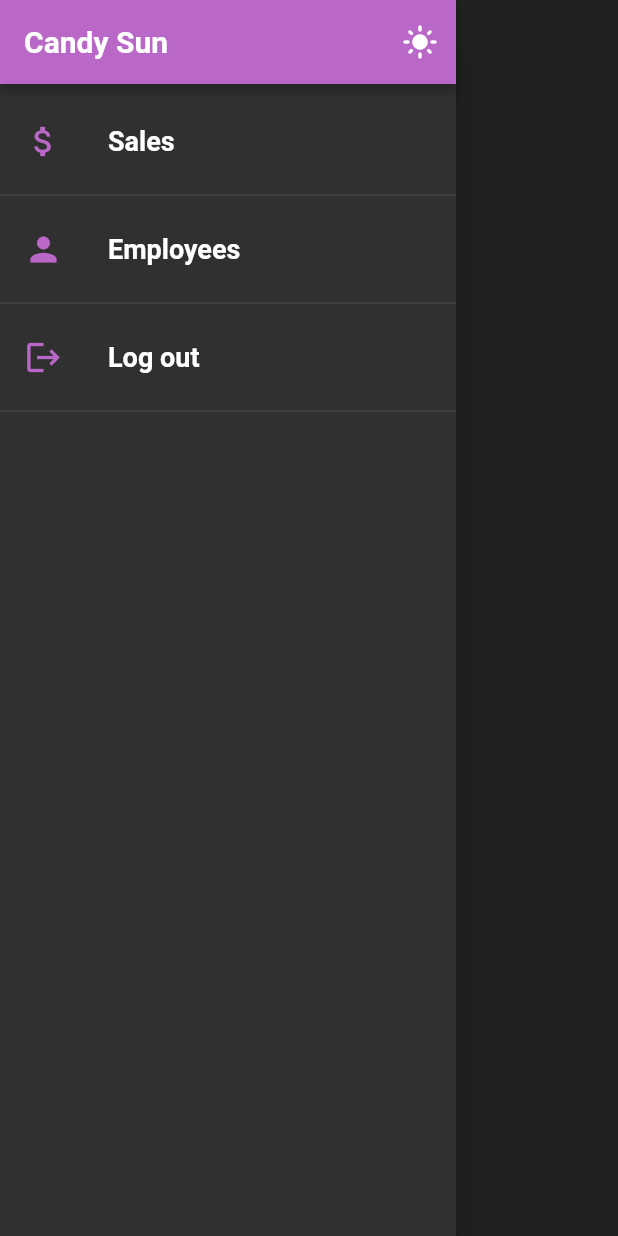
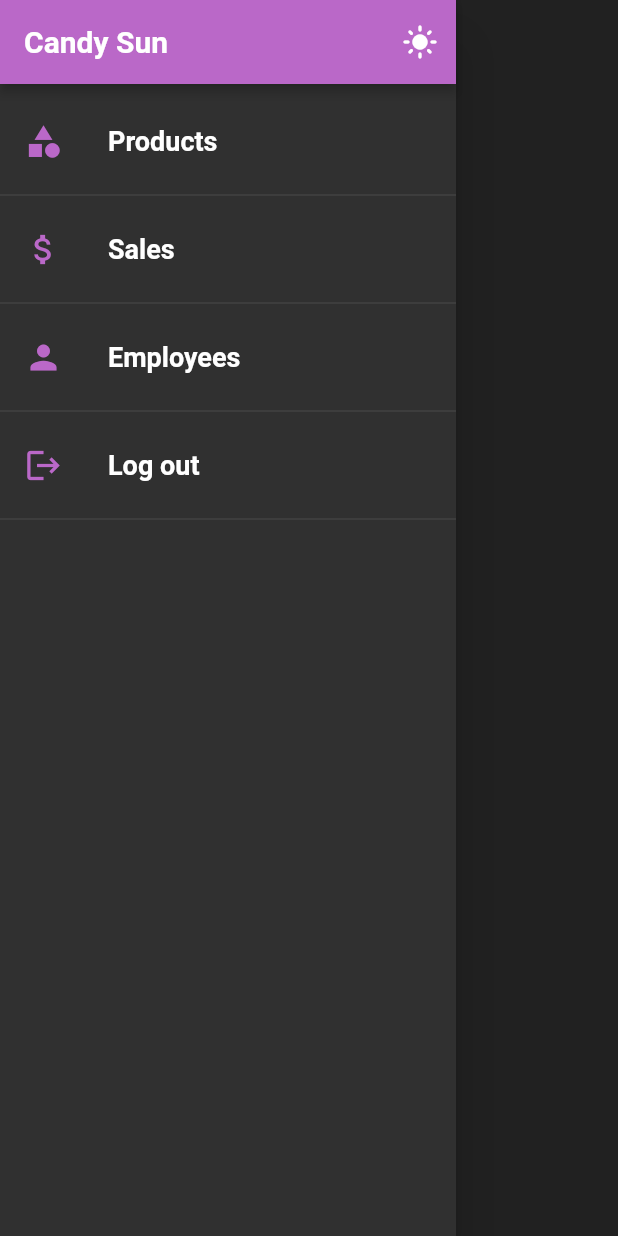
Before and after one commit to saulprl/candy_sun_web, a Flutter app: the MainDrawer widget shown alone on an empty page, opened directly, on a phone screen of 412 x 824 dp. Run offline on Flutter 3.47's test engine with Material 2 defaults, Android fonts, the light colour scheme and no system bars; our stand-ins replace shared_preferences; accounts and stored records are empty.

Commit message:
Added navigation to main screens

```diff
--- a/lib/widgets/global/main_drawer.dart
+++ b/lib/widgets/global/main_drawer.dart
@@ -2,6 +2,9 @@ import 'package:flutter/material.dart';
 import 'package:provider/provider.dart';
 
 import '../../providers/theme_preferences.dart';
+
+import '../../screens/employee_overview_screen.dart';
+import '../../screens/products_overview_screen.dart';
 
 class MainDrawer extends StatelessWidget {
   const MainDrawer({Key? key}) : super(key: key);
@@ -62,6 +65,16 @@ class MainDrawer extends StatelessWidget {
             const SizedBox(height: 10.0),
             _buildListTile(
               context,
+              'Products',
+              Icons.category,
+              () => Navigator.of(context).pushReplacement(
+                MaterialPageRoute(
+                  builder: (ctx) => const ProductsOverviewScreen(),
+                ),
+              ),
+            ),
+            _buildListTile(
+              context,
               'Sales',
               Icons.attach_money,
               () {},
@@ -70,7 +83,11 @@ class MainDrawer extends StatelessWidget {
               context,
               'Employees',
               Icons.person,
-              () {},
+              () => Navigator.of(context).pushReplacement(
+                MaterialPageRoute(
+                  builder: (ctx) => const EmployeeOverviewScreen(),
+                ),
+              ),
             ),
             _buildListTile(
               context,
```
